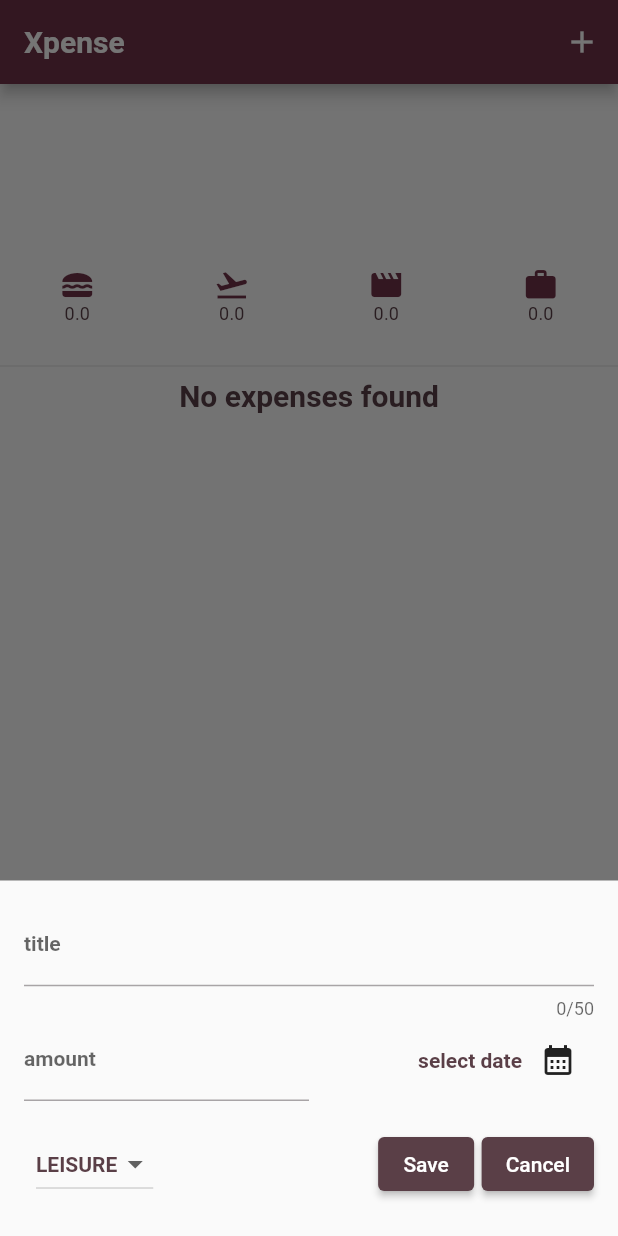
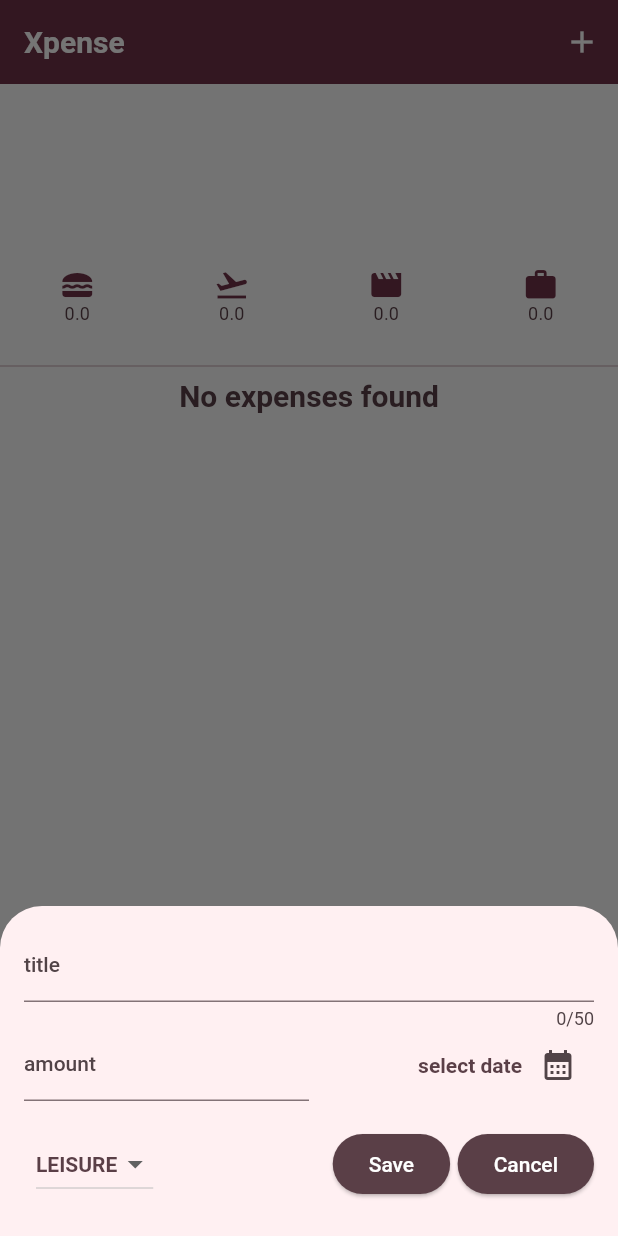
Before and after one commit to WlcmToMyRepo/ExpenseTracker, a Flutter app: the screen it shows after launch, after a tap on the "add" icon, on a phone screen of 412 x 824 dp. Run offline on Flutter 3.47's test engine with Material 2 defaults, Android fonts, the phone set to English and light mode, and no system bars; our stand-ins replace sqflite; accounts and stored records are empty.

```diff
--- a/lib/database/db_service.dart
+++ b/lib/database/db_service.dart
@@ -3,12 +3,11 @@ import 'package:path/path.dart';
 
 Future<Database> createDB(String dbName) async {
   String dbpath = join(await getDatabasesPath(), dbName);
-  if (await databaseExists(dbpath)) {}
   final db = await openDatabase(
     dbpath,
-    version: 1,
   );
 
+  print("$db CREATED SUCCESSFULLY");
   return db;
 }
 
@@ -17,6 +16,7 @@ Future<Database> createDB(String dbName) async {
 Future<bool> doesTableExists(Database db, String tableName) async {
   List<Map<String, dynamic>> tables = await db.rawQuery(
       'SELECT * FROM sqlite_master WHERE type="table" AND name=?', [tableName]);
+  print(tables);
   return tables.isNotEmpty;
 }
 
@@ -33,17 +33,20 @@ Future<void> createTable(Database db, String tableName) async {
       );
     ''');
   }
+  print('TABLE $tableName created successfully');
 }
 
 Future<void> insertData(
     Database db, String table, Map<String, dynamic> data) async {
   await db.insert(table, data, conflictAlgorithm: ConflictAlgorithm.ignore);
+  print('DATA $data INSERTED TO TABLE $table');
 }
 
 Future<List<Map<String, dynamic>>> getData(Database db, String table) async {
   List<Map<String, dynamic>> data = await db.query(
     table,
   );
+  print(data);
   return data;
 }
 
@@ -53,4 +56,5 @@ Future<void> deleteData(Database db, String table, key) async {
     where: 'id=?',
     whereArgs: [key],
   );
+  print('DATA DELETED...');
 }
--- a/lib/expenses.dart
+++ b/lib/expenses.dart
@@ -8,7 +8,8 @@ import 'package:sqflite/sqflite.dart';
 
 class Expenses extends StatefulWidget {
   final Database? database;
-  const Expenses({super.key, required this.database});
+  final List<Map<String, dynamic>> rawData;
+  const Expenses({super.key, required this.database, required this.rawData});
   @override
   State<Expenses> createState() {
     return _ExpensesState();
--- a/lib/main.dart
+++ b/lib/main.dart
@@ -11,11 +11,12 @@ void main() async {
   WidgetsFlutterBinding.ensureInitialized();
   //create databse
   final Database db = await createDB('expense.db');
-  await createTable(db, 'expense');
-
+  createTable(db, 'expense');
+  List<Map<String, dynamic>> raw_data = await getData(db, 'expense');
   runApp(MaterialApp(
     themeMode: ThemeMode.system,
     darkTheme: ThemeData.dark().copyWith(
+      useMaterial3: true,
       colorScheme: kDarkColorScheme,
       listTileTheme: const ListTileThemeData().copyWith(
           textColor: kDarkColorScheme.primary,
@@ -46,6 +47,7 @@ void main() async {
       ),
     ),
     theme: ThemeData().copyWith(
+      useMaterial3: true,
       colorScheme: kColorScheme,
       //styling card theme
       cardTheme: const CardTheme().copyWith(
@@ -89,6 +91,7 @@ void main() async {
     title: "ExpenseTracker",
     home: Expenses(
       database: db,
+      rawData: raw_data,
     ),
   ));
 }
--- a/lib/models/expense_data.dart
+++ b/lib/models/expense_data.dart
@@ -13,13 +13,12 @@ enum Category {
   work
 } // enums are special type of custom data holder we are using here for defining custom category
 
-Category getEnum(String text) {
+Category? getEnum(String text) {
   for (var cat in Category.values) {
     if (cat.toString() == text) {
       return cat;
     }
   }
-  return Category.leisure;
 }
 
 Map<Category, dynamic> catergoryIcons = {
@@ -48,7 +47,7 @@ class ExpenseData {
         title = map['title'],
         amount = map['amount'],
         date = DateFormat('MM/dd/yyyy').parse(map['date']),
-        category = getEnum(map['category']);
+        category = getEnum(map['category'])!;
 
   String get formatedDate {
     return formatter.format(date);
--- a/pubspec.yaml
+++ b/pubspec.yaml
@@ -40,8 +40,6 @@ dependencies:
   fl_chart: ^0.64.0
   sqflite: ^2.3.0
   path: ^1.8.3
-  sqflite_common_ffi: ^2.3.0+4
-  flutter_lints: ^3.0.1
 
 dev_dependencies:
   flutter_test:
@@ -52,6 +50,7 @@ dev_dependencies:
   # activated in the `analysis_options.yaml` file located at the root of your
   # package. See that file for information about deactivating specific lint
   # rules and activating additional ones.
+  flutter_lints: ^2.0.0
 
 # For information on the generic Dart part of this file, see the
 # following page: https://dart.dev/tools/pub/pubspec
```
Also changed, not shown: pubspec.lock.
